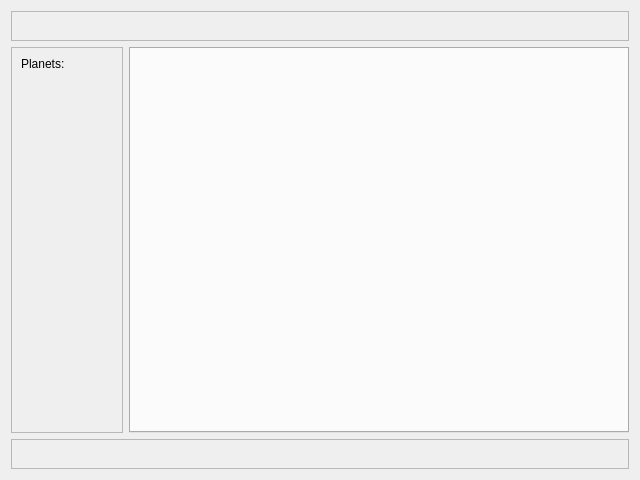
This is ui/main.ui in minlexx/xnovacmd as Qt 5 draws it before an edit. The edited form follows.
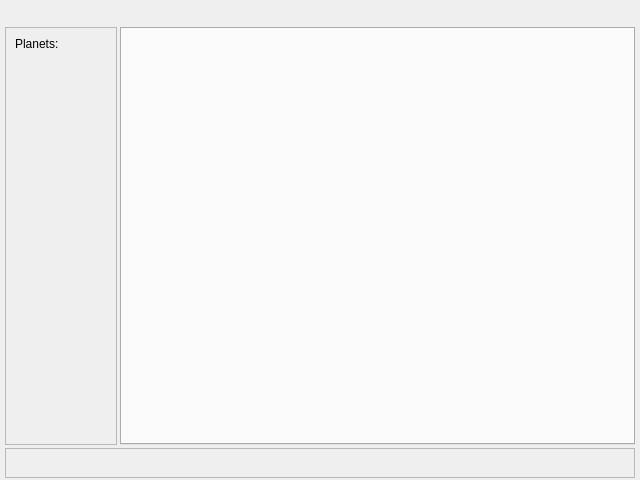
This is the edited form. Icons and pictures are not drawn.

Commit message: New Flights display widget, to be placed on top of main window's new layout.

The edit to the form file:
```diff
--- a/ui/main.ui
+++ b/ui/main.ui
@@ -18,20 +18,38 @@
     <normaloff>:/i/favicon_16.png</normaloff>:/i/favicon_16.png</iconset>
   </property>
   <layout class="QVBoxLayout" name="verticalLayout_2">
+   <property name="spacing">
+    <number>3</number>
+   </property>
+   <property name="leftMargin">
+    <number>5</number>
+   </property>
+   <property name="topMargin">
+    <number>2</number>
+   </property>
+   <property name="rightMargin">
+    <number>5</number>
+   </property>
+   <property name="bottomMargin">
+    <number>2</number>
+   </property>
    <item>
     <widget class="QFrame" name="fr_flights">
      <property name="minimumSize">
       <size>
        <width>0</width>
-       <height>30</height>
+       <height>22</height>
       </size>
      </property>
      <property name="frameShape">
-      <enum>QFrame::StyledPanel</enum>
+      <enum>QFrame::NoFrame</enum>
      </property>
      <property name="frameShadow">
       <enum>QFrame::Plain</enum>
      </property>
+     <property name="lineWidth">
+      <number>0</number>
+     </property>
     </widget>
    </item>
    <item>
@@ -62,7 +80,7 @@
           <x>0</x>
           <y>0</y>
           <width>110</width>
-          <height>386</height>
+          <height>414</height>
          </rect>
         </property>
         <layout class="QVBoxLayout" name="verticalLayout">
```
The commit also changes 3 other files.
